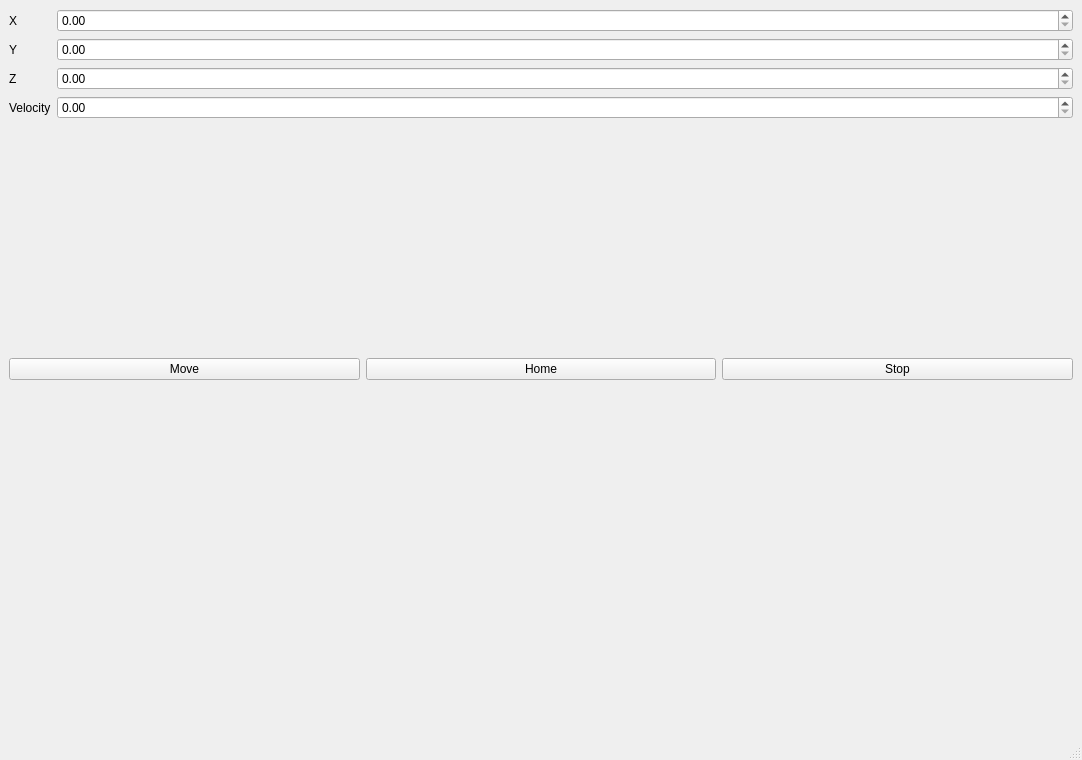
UChicago-Yang-Lab/miniMBE-GUI-v2, file ui/main_window.ui: the form before one commit.
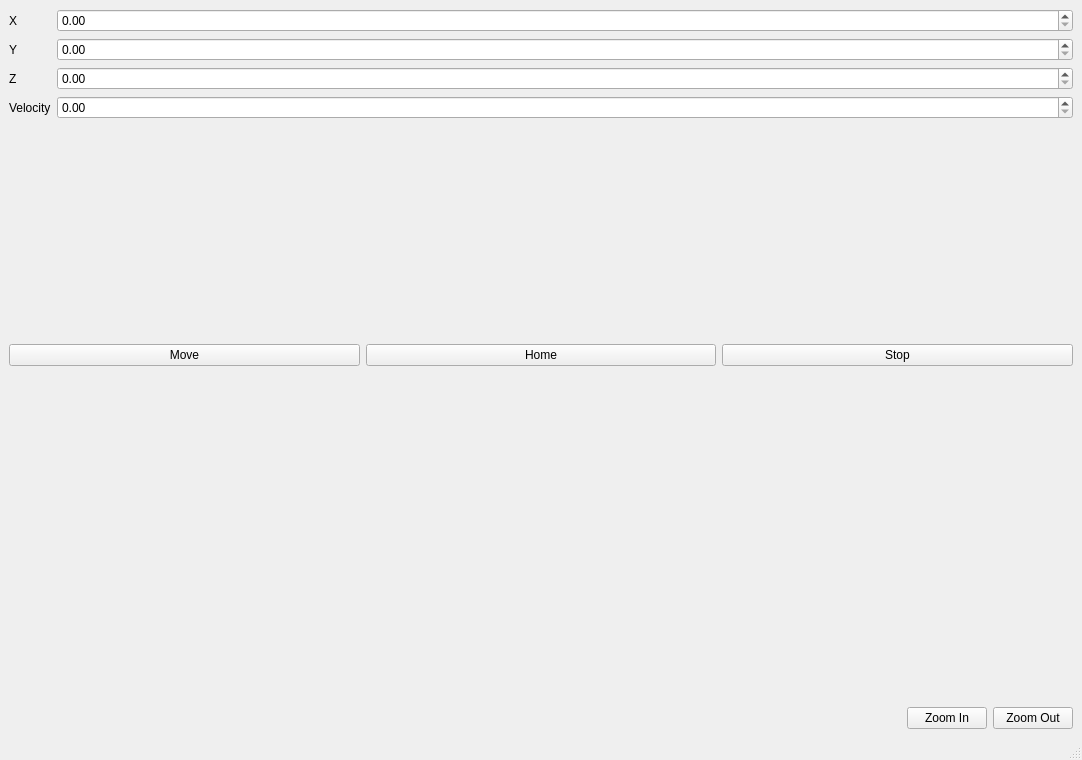
The form after the commit.

Commit message: Fix plot range and add zoom controls

Diff of the .ui file:
```diff
--- a/ui/main_window.ui
+++ b/ui/main_window.ui
@@ -87,6 +87,40 @@
      <item>
       <widget class="QWidget" name="plotContainer"/>
      </item>
+     <item>
+      <layout class="QHBoxLayout" name="zoomLayout">
+       <item>
+        <spacer name="horizontalSpacer">
+         <property name="orientation">
+          <enum>Qt::Horizontal</enum>
+         </property>
+         <property name="sizeType">
+          <enum>QSizePolicy::Expanding</enum>
+         </property>
+         <property name="sizeHint" stdset="0">
+          <size>
+           <width>40</width>
+           <height>20</height>
+          </size>
+         </property>
+        </spacer>
+       </item>
+       <item>
+        <widget class="QPushButton" name="zoomInButton">
+         <property name="text">
+          <string>Zoom In</string>
+         </property>
+        </widget>
+       </item>
+       <item>
+        <widget class="QPushButton" name="zoomOutButton">
+         <property name="text">
+          <string>Zoom Out</string>
+         </property>
+        </widget>
+       </item>
+      </layout>
+     </item>
     </layout>
    </widget>
   <widget class="QMenuBar" name="menubar">
```
The commit also changes 1 other file.
